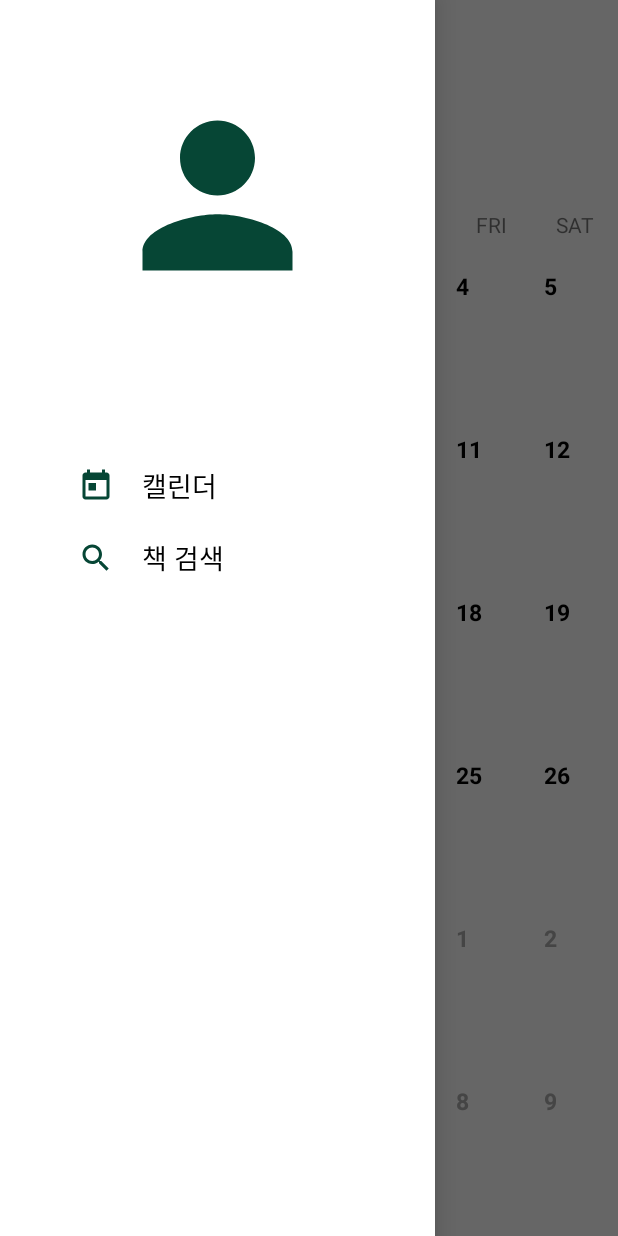
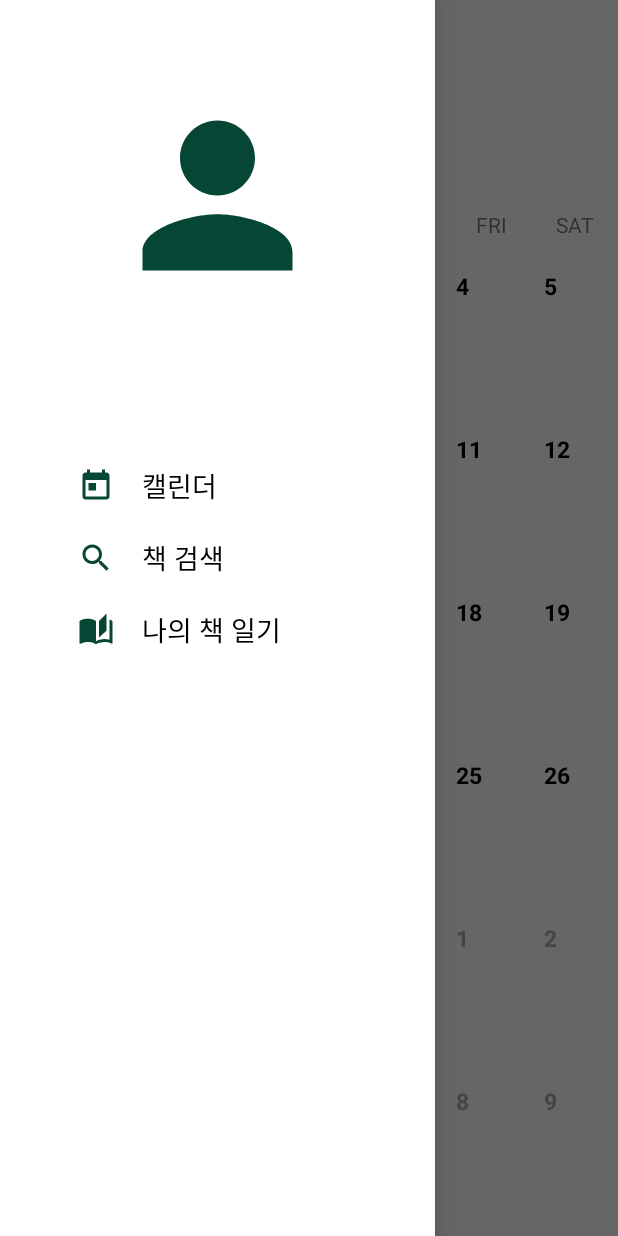
Before and after one commit to nezhitsya/BookDiary_AOS, an Android app: the MainActivity screen opened directly, with no data from a screen before it, with the side drawer open, on a phone screen of 412 x 824 dp. Run offline under Robolectric (Android 15) with nearby library versions, the phone set to English and light mode, and no system bars; our stand-ins replace CircleImageView, Firebase (no records; nobody signed in at launch, a user with empty details on screens opened directly), Picasso; pictures from the network do not load; 4 statements that could not run were skipped.

```diff
--- a/app/src/main/java/com/nezhitsya/book/MainActivity.kt
+++ b/app/src/main/java/com/nezhitsya/book/MainActivity.kt
@@ -38,6 +38,10 @@ class MainActivity : AppCompatActivity() {
             supportFragmentManager.beginTransaction().replace(R.id.fragment_container, SearchFragment()).addToBackStack(null).commit()
         }
 
+        nav_diary.setOnClickListener {
+            home_drawer_layout.closeDrawer((GravityCompat.START))
+        }
+
         getProfile()
     }
 
--- /dev/null
+++ b/app/src/main/res/drawable/ic_diary.xml
@@ -0,0 +1,5 @@
+<vector android:height="24dp" android:tint="#064635"
+    android:viewportHeight="24" android:viewportWidth="24"
+    android:width="24dp" xmlns:android="http://schemas.android.com/apk/res/android">
+    <path android:fillColor="@android:color/white" android:pathData="M19,1l-5,5v11l5,-4.5L19,1zM1,6v14.65c0,0.25 0.25,0.5 0.5,0.5 0.1,0 0.15,-0.05 0.25,-0.05C3.1,20.45 5.05,20 6.5,20c1.95,0 4.05,0.4 5.5,1.5L12,6c-1.45,-1.1 -3.55,-1.5 -5.5,-1.5S2.45,4.9 1,6zM23,19.5L23,6c-0.6,-0.45 -1.25,-0.75 -2,-1v13.5c-1.1,-0.35 -2.3,-0.5 -3.5,-0.5 -1.7,0 -4.15,0.65 -5.5,1.5v2c1.35,-0.85 3.8,-1.5 5.5,-1.5 1.65,0 3.35,0.3 4.75,1.05 0.1,0.05 0.15,0.05 0.25,0.05 0.25,0 0.5,-0.25 0.5,-0.5v-1.1z"/>
+</vector>
--- a/app/src/main/res/layout/home_include_drawer.xml
+++ b/app/src/main/res/layout/home_include_drawer.xml
@@ -69,6 +69,19 @@
                     android:textSize="18sp"
                     android:textColor="@color/colorBlack"/>
 
+                <Button
+                    android:id="@+id/nav_diary"
+                    android:layout_width="match_parent"
+                    android:layout_height="wrap_content"
+                    style="?android:attr/borderlessButtonStyle"
+                    android:layout_marginStart="20dp"
+                    android:layout_marginEnd="20dp"
+                    android:drawableLeft="@drawable/ic_diary"
+                    android:gravity="center_vertical"
+                    android:text="    나의 책 일기"
+                    android:textSize="18sp"
+                    android:textColor="@color/colorBlack"/>
+
             </LinearLayout>
 
         </androidx.constraintlayout.widget.ConstraintLayout>
```
Also changed, not shown: app/src/main/java/com/nezhitsya/book/model/Diary.kt (added, +8 -0 lines), app/src/main/java/com/nezhitsya/book/viewModel/WriteViewModel.kt (+22 -0 lines).
